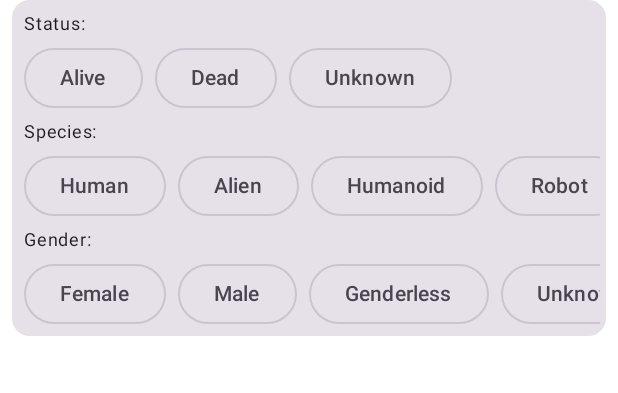
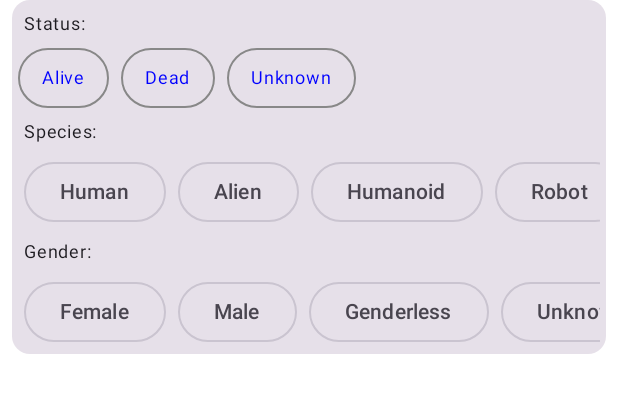
Before and after one commit to Stereodit/RickandMorty, an Android app built with Jetpack Compose: the @Preview function PreviewFilterCard, on a phone screen of 412 x 824 dp. Shown: the top 393 px of the screen. Run offline under Robolectric (Android 15) with nearby library versions, the light colour scheme and no system bars; our stand-ins replace paging; pictures from the network do not load.

Commit message:
Redesign the FiltersCard

```diff
--- a/app/src/main/java/com/example/rickandmorty/ui/core/screens/CharactersScreen.kt
+++ b/app/src/main/java/com/example/rickandmorty/ui/core/screens/CharactersScreen.kt
@@ -1,7 +1,9 @@
 package com.example.rickandmorty.ui.core.screens
 
+import androidx.compose.foundation.BorderStroke
 import androidx.compose.foundation.Image
 import androidx.compose.foundation.ScrollState
+import androidx.compose.foundation.border
 import androidx.compose.foundation.clickable
 import androidx.compose.foundation.layout.Arrangement
 import androidx.compose.foundation.layout.Box
@@ -10,6 +12,7 @@ import androidx.compose.foundation.layout.PaddingValues
 import androidx.compose.foundation.layout.Row
 import androidx.compose.foundation.layout.Spacer
 import androidx.compose.foundation.layout.aspectRatio
+import androidx.compose.foundation.layout.defaultMinSize
 import androidx.compose.foundation.layout.fillMaxHeight
 import androidx.compose.foundation.layout.fillMaxSize
 import androidx.compose.foundation.layout.fillMaxWidth
@@ -23,7 +26,9 @@ import androidx.compose.foundation.lazy.grid.GridItemSpan
 import androidx.compose.foundation.lazy.grid.LazyGridState
 import androidx.compose.foundation.lazy.grid.LazyVerticalGrid
 import androidx.compose.foundation.lazy.grid.rememberLazyGridState
+import androidx.compose.foundation.selection.selectable
 import androidx.compose.foundation.selection.selectableGroup
+import androidx.compose.foundation.shape.RoundedCornerShape
 import androidx.compose.foundation.verticalScroll
 import androidx.compose.material.ExperimentalMaterialApi
 import androidx.compose.material.pullrefresh.PullRefreshIndicator
@@ -46,6 +51,7 @@ import androidx.compose.runtime.remember
 import androidx.compose.runtime.setValue
 import androidx.compose.ui.Alignment
 import androidx.compose.ui.Modifier
+import androidx.compose.ui.graphics.Color
 import androidx.compose.ui.layout.ContentScale
 import androidx.compose.ui.platform.LocalContext
 import androidx.compose.ui.platform.LocalFocusManager
@@ -92,8 +98,10 @@ fun CharactersScreen(
     var isActive by remember {
         mutableStateOf(false)
     }
+
     var checked by remember { mutableStateOf(false) }
-    var selectedFilters by remember { mutableStateOf(Filters.SelectedCharacterFilters("", "", "")) }
+    val selectedFilters by remember { mutableStateOf(Filters.SelectedCharacterFilters("", "", "")) }
+
     val focusManager = LocalFocusManager.current
     val pullRefreshState = rememberPullRefreshState(
         refreshing = characters.loadState.refresh is LoadState.Loading,
@@ -171,17 +179,13 @@ fun CharactersScreen(
                             onCheckedChange = {
                                 checked = it
                                 if (it) {
-                                    charactersViewModel.setFilterStatus(selectedFilters.status)
-                                    charactersViewModel.setFilterSpecies(selectedFilters.species)
-                                    charactersViewModel.setFilterGender(selectedFilters.gender)
-                                    charactersViewModel.setIsActiveFilters(true)
+                                    charactersViewModel.filterStatus = selectedFilters.status
+                                    charactersViewModel.filterSpecies = selectedFilters.species
+                                    charactersViewModel.filterGender = selectedFilters.gender
                                 } else {
-                                    selectedFilters.status = ""
-                                    selectedFilters.species = ""
-                                    selectedFilters.gender = ""
-                                    charactersViewModel.setFilterStatus("")
-                                    charactersViewModel.setFilterSpecies("")
-                                    charactersViewModel.setFilterGender("")
+                                    charactersViewModel.filterStatus = ""
+                                    charactersViewModel.filterSpecies = ""
+                                    charactersViewModel.filterGender = ""
                                 }
                             },
                             modifier = Modifier
@@ -256,7 +260,7 @@ fun FiltersCard(
         Column(
             modifier = Modifier.padding(4.dp)
         ) {
-            Text(text = "Status:", fontSize = 12.sp, modifier = Modifier.padding(start = 4.dp))
+            Text(text = "Status:", fontSize = 12.sp, modifier = Modifier.padding(start = 4.dp, bottom = 4.dp))
             LazyRow(
                 verticalAlignment = Alignment.CenterVertically,
                 horizontalArrangement = Arrangement.Start,
@@ -264,15 +268,26 @@ fun FiltersCard(
                     .fillMaxWidth()
             ) {
                 items(filters.status.size) {
-                    OutlinedButton(
-                        onClick = { selectedFilters.status = filters.status[it] },
-                        modifier = Modifier.padding(start = 4.dp, end = 4.dp)
+                    var selected = selectedFilters.status == filters.status[it]
+                    Box(
+                        modifier = Modifier
+                            .border(BorderStroke(1.dp, Color.Gray), RoundedCornerShape(20.dp))
+                            .padding(4.dp)
                     ) {
-                        Text(text = filters.status[it])
+                        Text(
+                            text = filters.status[it],
+                            fontSize = 12.sp,
+                            color = Color.Blue,
+                            modifier = Modifier
+                                .padding(top = 4.dp, bottom = 4.dp, start = 12.dp, end = 12.dp)
+                        )
+                    }
+                    if (filters.status.lastIndex != it) {
+                        Spacer(modifier = Modifier.defaultMinSize(minWidth = 8.dp))
                     }
                 }
             }
-            Text(text = "Species:", fontSize = 12.sp, modifier = Modifier.padding(start = 4.dp))
+            Text(text = "Species:", fontSize = 12.sp, modifier = Modifier.padding(start = 4.dp, top = 4.dp, bottom = 4.dp))
             LazyRow(
                 verticalAlignment = Alignment.CenterVertically,
                 horizontalArrangement = Arrangement.Start,
@@ -288,7 +303,7 @@ fun FiltersCard(
                     }
                 }
             }
-            Text(text = "Gender:", fontSize = 12.sp, modifier = Modifier.padding(start = 4.dp))
+            Text(text = "Gender:", fontSize = 12.sp, modifier = Modifier.padding(start = 4.dp, top = 4.dp, bottom = 4.dp))
             LazyRow(
                 verticalAlignment = Alignment.CenterVertically,
                 horizontalArrangement = Arrangement.Start,
```
Also changed, not shown: app/src/main/java/com/example/rickandmorty/ui/core/viewmodels/CharactesViewModel.kt (+4 -26 lines).
